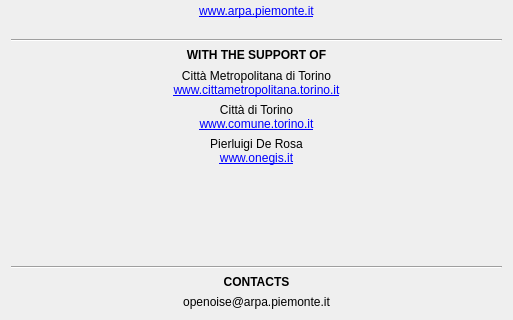
Above: tools/ui_Informations.ui from pierluigiderosa/openoise before the change; both pictures show x 0 to 513 and y 165 to 485 of the 513 by 485 pixel window. Below: the same form after it.
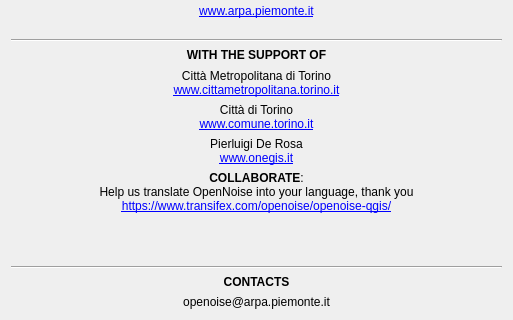
That is the form after the change.

```diff
--- a/tools/ui_Informations.ui
+++ b/tools/ui_Informations.ui
@@ -306,6 +306,19 @@
      </property>
     </widget>
    </item>
+   <item>
+    <widget class="QLabel" name="label_11">
+     <property name="text">
+      <string>&lt;html&gt;&lt;head/&gt;&lt;body&gt;&lt;p&gt;&lt;span style=&quot; font-weight:600;&quot;&gt;COLLABORATE&lt;/span&gt;: &lt;br/&gt;Help us translate OpenNoise into your language, thank you&lt;br/&gt;&lt;a href=&quot;https://www.transifex.com/openoise/openoise-qgis/&quot;&gt;&lt;span style=&quot; text-decoration: underline; color:#0000ff;&quot;&gt;https://www.transifex.com/openoise/openoise-qgis/&lt;/span&gt;&lt;/a&gt;&lt;/p&gt;&lt;/body&gt;&lt;/html&gt;</string>
+     </property>
+     <property name="alignment">
+      <set>Qt::AlignCenter</set>
+     </property>
+     <property name="wordWrap">
+      <bool>true</bool>
+     </property>
+    </widget>
+   </item>
    <item>
     <spacer name="verticalSpacer">
      <property name="orientation">
```
